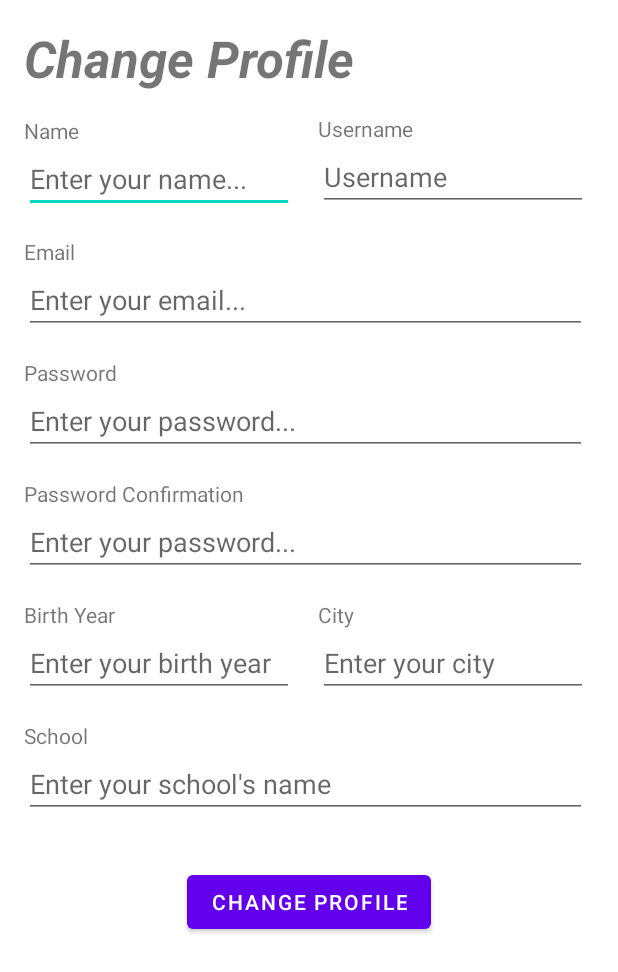
After one commit to davidalex-dev/Sej11, an Android app: the ChangeProfileActivity screen opened directly, with no data from a screen before it, on a phone screen of 412 x 824 dp. The commit adds this screen. Shown: the top 972 px of the screen. Run offline under Robolectric (Android 15) with nearby library versions, the phone set to English and light mode, and no system bars.

Commit message:
add change profile activity, bare bone

```diff
--- a/app/src/main/AndroidManifest.xml
+++ b/app/src/main/AndroidManifest.xml
@@ -15,7 +15,9 @@
         android:supportsRtl="true"
         android:theme="@style/Theme.Sej11"
         android:usesCleartextTraffic="true">
-
+        <activity
+            android:name=".view.Activities.ChangeProfileActivity.ChangeProfileActivity"
+            android:exported="false" />
         <activity
             android:name=".view.Activities.RegisterActivity.RegisterActivity"
             android:exported="false" />
--- /dev/null
+++ b/app/src/main/java/com/uc/sej11/view/Activities/ChangeProfileActivity/ChangeProfileActivity.java
@@ -0,0 +1,132 @@
+package com.uc.sej11.view.Activities.ChangeProfileActivity;
+
+import androidx.appcompat.app.AppCompatActivity;
+
+import android.os.Bundle;
+import android.util.Log;
+import android.view.View;
+import android.widget.Button;
+
+import com.google.android.material.textfield.TextInputEditText;
+import com.uc.sej11.R;
+
+public class ChangeProfileActivity extends AppCompatActivity {
+
+    TextInputEditText changeProfile_name, changeProfile_email, changeProfile_username,
+            changeProfile_pass, changeProfile_pass_confirm, changeProfile_year, changeProfile_city,
+            changeProfile_school;
+    Button btn_changeProfile;
+
+    private static final String TAG = "ChangeProfileActivity";
+
+
+    @Override
+    protected void onCreate(Bundle savedInstanceState) {
+        super.onCreate(savedInstanceState);
+        setContentView(R.layout.activity_change_profile);
+        InitView();
+
+        btn_changeProfile.setOnClickListener(new View.OnClickListener() {
+            @Override
+            public void onClick(View view) {
+                String name = changeProfile_name.getEditableText().toString().trim();
+                String email = changeProfile_email.getEditableText().toString().trim();
+                String username = changeProfile_username.getEditableText().toString().trim();
+                String pass = changeProfile_pass.getEditableText().toString().trim();
+                String cpass = changeProfile_pass_confirm.getEditableText().toString().trim();
+                String year = changeProfile_year.getEditableText().toString().trim();
+                String city = changeProfile_city.getEditableText().toString().trim();
+                String school  = changeProfile_school.getEditableText().toString().trim();
+
+                Log.d(TAG, "name is: " +name);
+                Log.d(TAG, "username is: " +username);
+                Log.d(TAG, "email is: " + email);
+                Log.d(TAG, "password is: " + pass);
+                Log.d(TAG, "password confirm: " + cpass);
+                Log.d(TAG, "year: " + year);
+                Log.d(TAG, "city: " + city);
+                Log.d(TAG, "school: " + school);
+
+                if(!changeProfile_name.getEditableText().toString().isEmpty()
+                        && !changeProfile_email.getEditableText().toString().isEmpty()
+                        && !changeProfile_username.getEditableText().toString().isEmpty()
+                        && !changeProfile_pass.getEditableText().toString().isEmpty()
+                        && !changeProfile_pass_confirm.getEditableText().toString().isEmpty()
+                        && !changeProfile_year.getEditableText().toString().isEmpty()
+                        && !changeProfile_city.getEditableText().toString().isEmpty()
+                        && !changeProfile_school.getEditableText().toString().isEmpty()){
+
+
+                    changeProfile_name.setError(null);
+                    changeProfile_email.setError(null);
+                    changeProfile_username.setError(null);
+                    changeProfile_pass.setError(null);
+                    changeProfile_year.setError(null);
+                    changeProfile_city.setError(null);
+                    changeProfile_school.setError(null);
+
+
+                    if(!pass.equals(cpass)){
+                        changeProfile_pass_confirm.setError("Password not the same as password confirmation!");
+                    }else{
+                        changeProfile_pass_confirm.setError(null);
+
+                        //changeprofileaction
+
+                    }
+
+                }else{
+
+                    if(changeProfile_name.getEditableText().toString().isEmpty()){
+                        changeProfile_name.setError("Name cannot be empty");
+                    }
+
+                    if(changeProfile_email.getEditableText().toString().isEmpty()){
+                        changeProfile_email.setError("Email cannot be empty");
+                    }
+
+                    if(changeProfile_username.getEditableText().toString().isEmpty()){
+                        changeProfile_username.setError("Username cannot be empty");
+                    }
+
+                    if(changeProfile_pass.getEditableText().toString().isEmpty()){
+                        changeProfile_pass.setError("Password cannot be empty");
+                    }
+
+                    if(changeProfile_pass_confirm.getEditableText().toString().isEmpty()){
+                        changeProfile_pass_confirm.setError("Password confirmation cannot be empty");
+                    }
+
+                    if(changeProfile_year.getEditableText().toString().isEmpty()){
+                        changeProfile_year.setError("Birthyear cannot be empty");
+                    }
+
+                    if(changeProfile_city.getEditableText().toString().isEmpty()){
+                        changeProfile_city.setError("City cannot be empty");
+                    }
+
+                    if(changeProfile_school.getEditableText().toString().isEmpty()){
+                        changeProfile_school.setError("School cannot be empty");
+                    }
+
+                }
+
+            }
+        });
+
+    }
+
+    private void InitView() {
+        changeProfile_name = findViewById(R.id.editText_changeProfile_name);
+        changeProfile_email = findViewById(R.id.editText_changeProfile_email);
+        changeProfile_username = findViewById(R.id.editText_changeProfile_username);
+        changeProfile_pass = findViewById(R.id.editText_changeProfile_password);
+        changeProfile_pass_confirm = findViewById(R.id.editText_changeProfile_password_confirm);
+        changeProfile_year = findViewById(R.id.editText_changeProfile_birthyear);
+        changeProfile_city = findViewById(R.id.editText_changeProfile_city);
+        changeProfile_school = findViewById(R.id.editText_changeProfile_school);
+
+        btn_changeProfile = findViewById(R.id.btn_changeProfile);
+
+    }
+}
--- /dev/null
+++ b/app/src/main/res/layout/activity_change_profile.xml
@@ -0,0 +1,180 @@
+<?xml version="1.0" encoding="utf-8"?>
+<androidx.constraintlayout.widget.ConstraintLayout xmlns:android="http://schemas.android.com/apk/res/android"
+    xmlns:app="http://schemas.android.com/apk/res-auto"
+    xmlns:tools="http://schemas.android.com/tools"
+    android:layout_width="match_parent"
+    android:layout_height="match_parent"
+    tools:context=".view.Activities.ChangeProfileActivity.ChangeProfileActivity">
+
+    <TextView
+        android:id="@+id/textView_changeProfile_text"
+        android:layout_width="wrap_content"
+        android:layout_height="wrap_content"
+        android:layout_marginStart="16dp"
+        android:layout_marginTop="16dp"
+        android:text="@string/option_change"
+        android:textSize="34sp"
+        android:textStyle="bold|italic"
+        app:layout_constraintStart_toStartOf="parent"
+        app:layout_constraintTop_toTopOf="parent" />
+
+    <TextView
+        android:id="@+id/textView_changeProfile_name"
+        android:layout_width="wrap_content"
+        android:layout_height="wrap_content"
+        android:layout_marginTop="16dp"
+        android:text="@string/text_name"
+        app:layout_constraintStart_toStartOf="@+id/textView_changeProfile_text"
+        app:layout_constraintTop_toBottomOf="@+id/textView_changeProfile_text" />
+
+    <com.google.android.material.textfield.TextInputEditText
+        android:id="@+id/editText_changeProfile_name"
+        android:layout_width="180dp"
+        android:layout_height="wrap_content"
+        android:hint="@string/hint_name"
+        app:layout_constraintStart_toStartOf="@+id/textView_changeProfile_name"
+        app:layout_constraintTop_toBottomOf="@+id/textView_changeProfile_name" />
+
+    <com.google.android.material.textfield.TextInputEditText
+        android:id="@+id/editText_changeProfile_username"
+        android:layout_width="180dp"
+        android:layout_height="wrap_content"
+        android:layout_marginStart="16dp"
+        android:hint="@string/register_username"
+        app:layout_constraintEnd_toEndOf="parent"
+        app:layout_constraintHorizontal_bias="0.0"
+        app:layout_constraintStart_toEndOf="@+id/editText_changeProfile_name"
+        app:layout_constraintTop_toBottomOf="@+id/textView_changeProfile_username" />
+
+    <TextView
+        android:id="@+id/textView_changeProfile_username"
+        android:layout_width="wrap_content"
+        android:layout_height="wrap_content"
+        android:layout_marginStart="16dp"
+        android:layout_marginTop="76dp"
+        android:text="@string/register_username"
+        app:layout_constraintEnd_toEndOf="parent"
+        app:layout_constraintHorizontal_bias="0.0"
+        app:layout_constraintStart_toEndOf="@+id/editText_changeProfile_name"
+        app:layout_constraintTop_toTopOf="parent" />
+
+    <TextView
+        android:id="@+id/textView_changeProfile_email"
+        android:layout_width="wrap_content"
+        android:layout_height="wrap_content"
+        android:layout_marginTop="16dp"
+        android:text="@string/login_email"
+        app:layout_constraintStart_toStartOf="@+id/editText_changeProfile_name"
+        app:layout_constraintTop_toBottomOf="@+id/editText_changeProfile_name" />
+
+    <com.google.android.material.textfield.TextInputEditText
+        android:id="@+id/editText_changeProfile_email"
+        android:layout_width="375dp"
+        android:layout_height="wrap_content"
+        android:hint="@string/hint_email"
+        android:inputType="textEmailAddress"
+        app:layout_constraintStart_toStartOf="@+id/textView_changeProfile_email"
+        app:layout_constraintTop_toBottomOf="@+id/textView_changeProfile_email" />
+
+    <TextView
+        android:id="@+id/textView_changeProfile_password"
+        android:layout_width="wrap_content"
+        android:layout_height="wrap_content"
+        android:layout_marginTop="16dp"
+        android:text="@string/text_password"
+        app:layout_constraintStart_toStartOf="@+id/editText_changeProfile_email"
+        app:layout_constraintTop_toBottomOf="@+id/editText_changeProfile_email" />
+
+    <com.google.android.material.textfield.TextInputEditText
+        android:id="@+id/editText_changeProfile_password"
+        android:layout_width="375dp"
+        android:layout_height="wrap_content"
+        android:hint="@string/hint_password"
+        android:inputType="textPassword"
+        android:password="true"
+        app:layout_constraintStart_toStartOf="@+id/textView_changeProfile_password"
+        app:layout_constraintTop_toBottomOf="@+id/textView_changeProfile_password" />
+
+    <TextView
+        android:id="@+id/textView_changeProfile_password_confirmation"
+        android:layout_width="wrap_content"
+        android:layout_height="wrap_content"
+        android:layout_marginTop="16dp"
+        android:text="@string/register_passconfirm"
+        app:layout_constraintStart_toStartOf="@+id/editText_changeProfile_password"
+        app:layout_constraintTop_toBottomOf="@+id/editText_changeProfile_password" />
+
+    <com.google.android.material.textfield.TextInputEditText
+        android:id="@+id/editText_changeProfile_password_confirm"
+        android:layout_width="375dp"
+        android:layout_height="wrap_content"
+        android:hint="@string/hint_password"
+        android:inputType="textPassword"
+        android:password="true"
+        app:layout_constraintStart_toStartOf="@+id/textView_changeProfile_password_confirmation"
+        app:layout_constraintTop_toBottomOf="@+id/textView_changeProfile_password_confirmation" />
+
+    <TextView
+        android:id="@+id/textView_changeProfile_birthyear"
+        android:layout_width="wrap_content"
+        android:layout_height="wrap_content"
+        android:layout_marginTop="16dp"
+        android:text="@string/register_birth"
+        app:layout_constraintStart_toStartOf="@+id/editText_changeProfile_password_confirm"
+        app:layout_constraintTop_toBottomOf="@+id/editText_changeProfile_password_confirm" />
+
+    <com.google.android.material.textfield.TextInputEditText
+        android:id="@+id/editText_changeProfile_birthyear"
+        android:layout_width="180dp"
+        android:layout_height="wrap_content"
+        android:hint="@string/hint_birthyear"
+        app:layout_constraintStart_toStartOf="@+id/textView_changeProfile_birthyear"
+        app:layout_constraintTop_toBottomOf="@+id/textView_changeProfile_birthyear" />
+
+    <TextView
+        android:id="@+id/textView_changeProfile_city"
+        android:layout_width="wrap_content"
+        android:layout_height="wrap_content"
+        android:layout_marginStart="16dp"
+        android:layout_marginTop="16dp"
+        android:text="@string/register_city"
+        app:layout_constraintStart_toEndOf="@+id/editText_changeProfile_birthyear"
+        app:layout_constraintTop_toBottomOf="@+id/editText_changeProfile_password_confirm" />
+
+    <com.google.android.material.textfield.TextInputEditText
+        android:id="@+id/editText_changeProfile_city"
+        android:layout_width="180dp"
+        android:layout_height="wrap_content"
+        android:layout_marginStart="16dp"
+        android:hint="@string/hint_city"
+        app:layout_constraintStart_toEndOf="@+id/editText_changeProfile_birthyear"
+        app:layout_constraintTop_toBottomOf="@+id/textView_changeProfile_city" />
+
+    <TextView
+        android:id="@+id/textView_changeProfile_school"
+        android:layout_width="wrap_content"
+        android:layout_height="wrap_content"
+        android:layout_marginTop="16dp"
+        android:text="@string/register_school"
+        app:layout_constraintStart_toStartOf="@+id/editText_changeProfile_birthyear"
+        app:layout_constraintTop_toBottomOf="@+id/editText_changeProfile_birthyear" />
+
+    <com.google.android.material.textfield.TextInputEditText
+        android:id="@+id/editText_changeProfile_school"
+        android:layout_width="375dp"
+        android:layout_height="wrap_content"
+        android:hint="@string/hint_school"
+        app:layout_constraintStart_toStartOf="@+id/textView_changeProfile_school"
+        app:layout_constraintTop_toBottomOf="@+id/textView_changeProfile_school" />
+
+    <Button
+        android:id="@+id/btn_changeProfile"
+        android:layout_width="wrap_content"
+        android:layout_height="wrap_content"
+        android:layout_marginTop="32dp"
+        android:text="@string/option_change"
+        app:layout_constraintEnd_toEndOf="parent"
+        app:layout_constraintStart_toStartOf="parent"
+        app:layout_constraintTop_toBottomOf="@+id/editText_changeProfile_school" />
+
+</androidx.constraintlayout.widget.ConstraintLayout>
--- a/app/src/main/res/values/strings.xml
+++ b/app/src/main/res/values/strings.xml
@@ -28,4 +28,5 @@
     <string name="hint_city">Enter your city</string>
     <string name="hint_school">Enter your school\'s name</string>
     <string name="option_logout">Logout</string>
+    <string name="option_change">Change Profile</string>
 </resources>
```
Also changed, not shown: app/src/main/res/layout/fragment_option.xml (+33 -0 lines).
